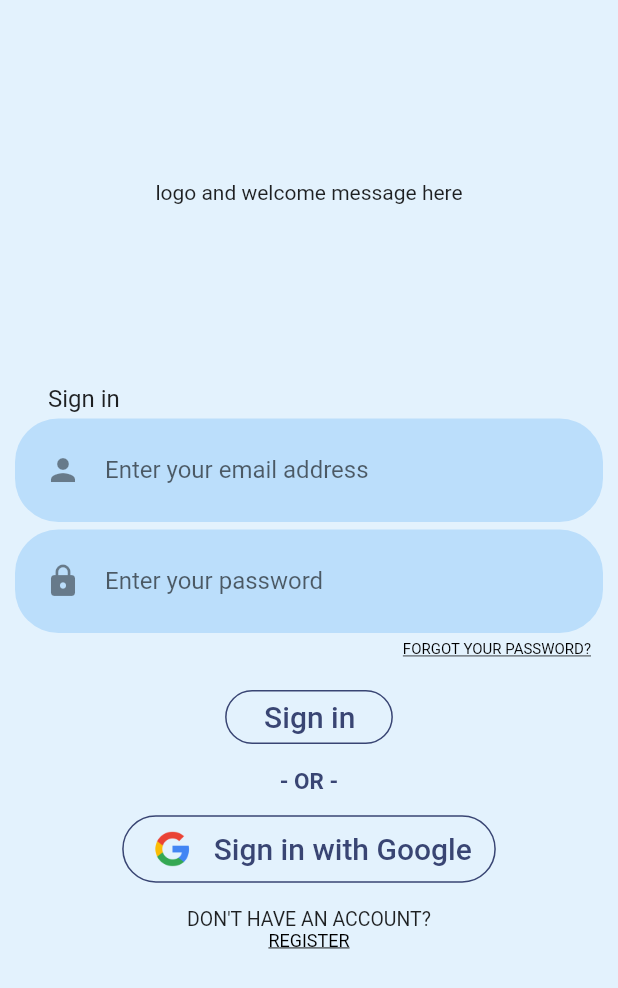
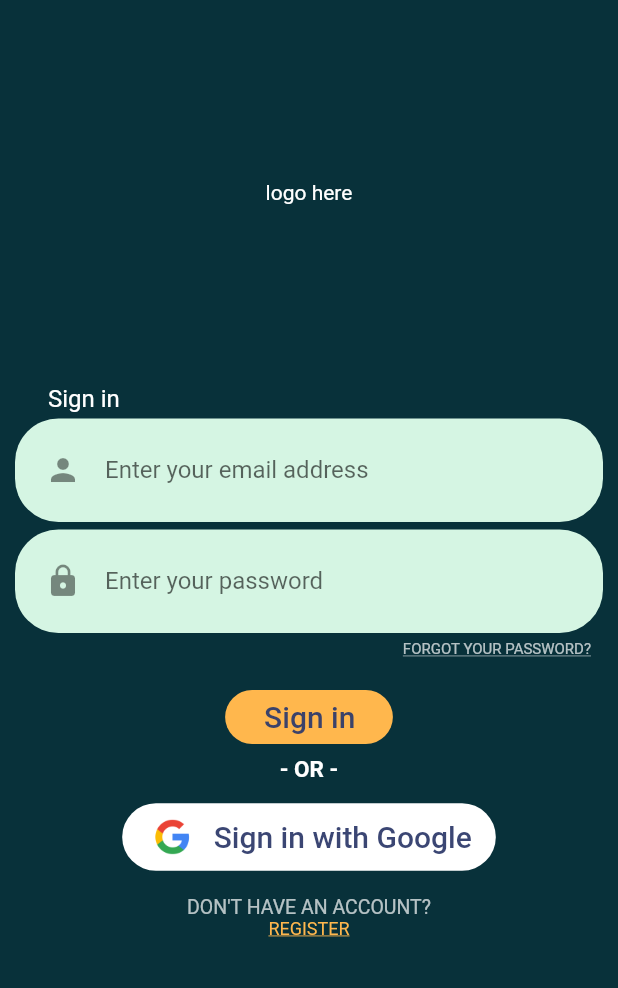
Before and after one commit to Porkyypork/Orbital2020_GoDutch, a Flutter app: the screen it shows after launch, on a phone screen of 412 x 824 dp. Shown: the top 988 px of the screen. Run offline on Flutter 3.47's test engine with Material 2 defaults, Android fonts, the phone set to English and light mode, and no system bars; our stand-ins replace cloud_firestore, contacts_service, firebase_auth, flutter_spinkit, google_sign_in, gradient_app_bar and 3 more; missing offline and left inert: firebase_ml_vision; accounts and stored records are empty.

Commit message:
changed auth pages to match colour scheme

```diff
--- a/lib/screens/authenticate/background.dart
+++ b/lib/screens/authenticate/background.dart
@@ -1,3 +1,4 @@
+import 'package:app/constants/colour.dart';
 import 'package:flutter/material.dart';
 
 
@@ -15,7 +16,7 @@ class Background extends StatelessWidget {
       body: Container(
           height: size.height,
           width: double.infinity,
-          color: Colors.blue[50],
+          color: bodyColour,
           child: Stack(
             alignment: Alignment.center,
             children: <Widget>[
--- a/lib/screens/authenticate/sign_in.dart
+++ b/lib/screens/authenticate/sign_in.dart
@@ -1,3 +1,4 @@
+import 'package:app/constants/colour.dart';
 import 'package:app/constants/colour.dart';
 import 'package:app/constants/loading.dart';
 import 'package:app/services/auth.dart';
@@ -34,23 +35,30 @@ class _SignInState extends State<SignIn> {
                   child: Column(
                     children: <Widget>[
                       SizedBox(height: 120),
-                      Text("logo and welcome message here"),
+                      Text("logo here",
+                          style: TextStyle(
+                            color: Colors.white,
+                          )),
                       SizedBox(height: 120),
                       Container(
                           padding: EdgeInsets.only(left: 22, bottom: 2),
                           alignment: Alignment.centerLeft,
                           child: Text("Sign in",
-                              style: TextStyle(fontSize: 16))),
+                              style: TextStyle(
+                                fontSize: 16,
+                                color: Colors.white,
+                              ))),
                       SizedBox(height: 2),
                       _buildLoginForm(),
                       _buildForgotPassword(),
                       SizedBox(height: 15),
                       _buildSignInButton(),
+                      SizedBox(height: 2),
                       Text(
                         "- OR -",
                         style: TextStyle(
                           fontSize: 15,
-                          color: secondary,
+                          color: Colors.white,
                           fontWeight: FontWeight.bold,
                         ),
                       ),
@@ -82,7 +90,7 @@ class _SignInState extends State<SignIn> {
                   text: "FORGOT YOUR PASSWORD?",
                   style: TextStyle(
                       decoration: TextDecoration.underline,
-                      color: Colors.black,
+                      color: Colors.white70,
                       fontSize: 10.0),
                 ),
               ],
@@ -104,6 +112,7 @@ class _SignInState extends State<SignIn> {
                 "DON'T HAVE AN ACCOUNT?",
                 style: TextStyle(
                   fontSize: 13.0,
+                  color: Colors.white70,
                 ),
               ),
               SizedBox(width: 5.0),
@@ -119,7 +128,7 @@ class _SignInState extends State<SignIn> {
                         style: TextStyle(
                             fontSize: 12.0,
                             decoration: TextDecoration.underline,
-                            color: Colors.black),
+                            color: Colors.orange[300]),
                       ),
                     ],
                   ),
@@ -131,7 +140,6 @@ class _SignInState extends State<SignIn> {
   }
 
   Widget _buildLoginForm() {
-
     return Form(
       key: _formKey,
       child: Column(
@@ -140,7 +148,7 @@ class _SignInState extends State<SignIn> {
             padding: EdgeInsets.symmetric(horizontal: 20, vertical: 5),
             decoration: BoxDecoration(
               borderRadius: BorderRadius.circular(29),
-              color: Colors.blue[100],
+              color: tileColour,
             ),
             child: TextFormField(
               validator: (val) => val.isEmpty ? 'Enter an email' : null,
@@ -160,7 +168,7 @@ class _SignInState extends State<SignIn> {
             padding: EdgeInsets.symmetric(horizontal: 20, vertical: 5),
             decoration: BoxDecoration(
               borderRadius: BorderRadius.circular(29),
-              color: Colors.blue[100],
+              color: tileColour,
             ),
             child: TextFormField(
               validator: (val) => val.length < 6
@@ -185,9 +193,8 @@ class _SignInState extends State<SignIn> {
   }
 
   Widget _buildSignInButton() {
-    return Column(
-      children: <Widget>[
-        OutlineButton(
+    return FlatButton(
+      color: Colors.orange[300],
       splashColor: Colors.grey,
       onPressed: () async {
         if (_formKey.currentState.validate()) {
@@ -202,10 +209,7 @@ class _SignInState extends State<SignIn> {
           }
         }
       },
-          shape:
-              RoundedRectangleBorder(borderRadius: BorderRadius.circular(40)),
-          highlightElevation: 0,
-          borderSide: BorderSide(color: secondary),
+      shape: RoundedRectangleBorder(borderRadius: BorderRadius.circular(40)),
       child: Padding(
         padding: const EdgeInsets.fromLTRB(0, 5, 9, 5),
         child: Row(
@@ -225,17 +229,11 @@ class _SignInState extends State<SignIn> {
           ],
         ),
       ),
-        ),
-        SizedBox(
-            height: 10,
-            child: Text(error,
-                style: TextStyle(color: Colors.red, fontSize: 14.0))),
-      ],
     );
   }
 
   Widget _buildGoogleSignInButton() {
-    return OutlineButton(
+    return FlatButton(
       color: Colors.white,
       onPressed: () async {
         setState(() => loading = true);
@@ -250,8 +248,8 @@ class _SignInState extends State<SignIn> {
         }
       },
       shape: RoundedRectangleBorder(borderRadius: BorderRadius.circular(40)),
-      highlightElevation: 0,
-      borderSide: BorderSide(color: secondary),
+      // highlightElevation: 0,
+      // borderSide: BorderSide(color: secondary),
       child: Padding(
         padding: const EdgeInsets.fromLTRB(0, 5, 0, 5),
         child: Row(
--- a/lib/screens/pages/group_related/btm_nav_bar/bill_related/BillsListView.dart
+++ b/lib/screens/pages/group_related/btm_nav_bar/bill_related/BillsListView.dart
@@ -143,7 +143,7 @@ class _BillsListViewState extends State<BillsListView> {
               SizedBox(height: 120),
               Text(
                 "Tap on the Add Icon to get Started!",
-                style: TextStyle(fontSize: 22.0),
+                style: TextStyle(fontSize: 22.0, color: Colors.white70),
               ),
               SizedBox(height: 140),
             ],
--- a/lib/screens/pages/homepage/GroupListView.dart
+++ b/lib/screens/pages/homepage/GroupListView.dart
@@ -103,11 +103,13 @@ class _GroupListViewState extends State<GroupListView> {
 
   Widget _buildNoGroupDisplay() {
     return Container(
+      height: MediaQuery.of(context).size.height - 250,
         child: Center(
             child: Text(
       "You are not currently in any groups!\n\nCreate one to get started",
       style: TextStyle(
         fontSize: 24.0,
+        color: Colors.white70,
       ),
     )));
   }
--- a/lib/screens/pages/homepage/home.dart
+++ b/lib/screens/pages/homepage/home.dart
@@ -91,7 +91,7 @@ class _HomeState extends State<Home> {
         alignment: Alignment.topLeft,
         child: Row(
           children: <Widget>[
-            SizedBox(width: 80),
+            SizedBox(width: 115),
             Text(
               'Welcome back, \n${user.name}',
               style: TextStyle(
@@ -99,7 +99,6 @@ class _HomeState extends State<Home> {
                   color: Colors.white70,
                   fontFamily: 'Montserrat'),
             ),
-            SizedBox(width: MediaQuery.of(context).size.width - 280),
           ],
         ),
       ),
```
Also changed, not shown: lib/screens/authenticate/register.dart (+11 -10 lines), lib/screens/pages/Items/ItemCreation.dart (+19 -7 lines), lib/screens/pages/Items/itemPage.dart (+17 -7 lines), lib/screens/pages/group_related/btm_nav_bar/ContactListView.dart (+10 -10 lines), flutter_01.png (added). Lines whose indentation alone changed are shown as unchanged.
